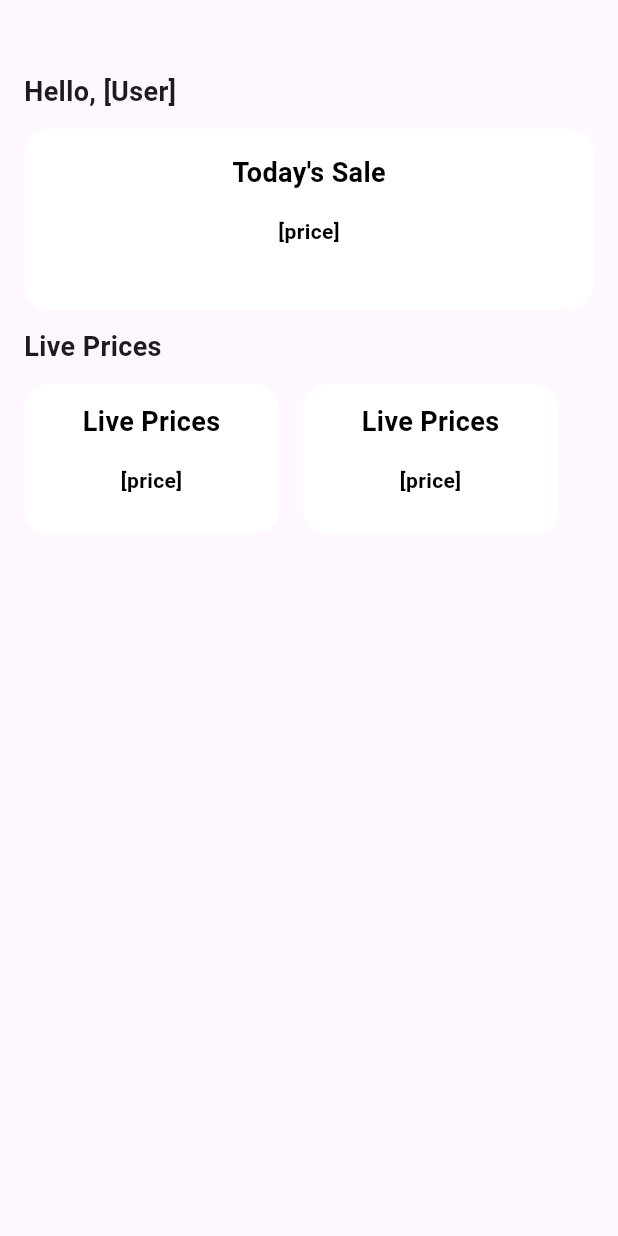
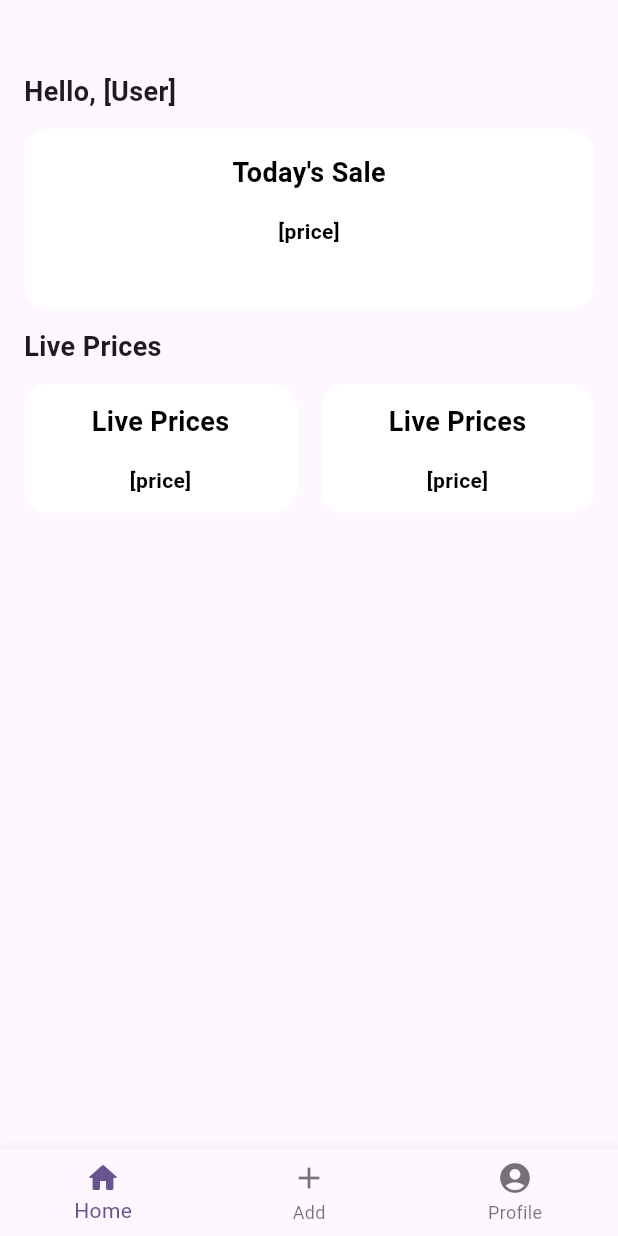
Before and after one commit to shafinmurani/aurate, a Flutter app: the screen it shows once a user with an empty profile is signed in, on a phone screen of 412 x 824 dp. Run offline on Flutter 3.47's test engine with Material 3 defaults, Android fonts, the phone set to English and light mode, and no system bars; our stand-ins replace firebase_auth, firebase_core, google_sign_in; accounts and stored records are empty; network calls fail.

Commit message:
Added bottom navigation bar, and fixed visual inconsistencies on the LivePrices() Widget

```diff
--- a/lib/modules/auth/data/services/auth_wrapper.dart
+++ b/lib/modules/auth/data/services/auth_wrapper.dart
@@ -21,7 +21,7 @@ class _AuthWrapperState extends State<AuthWrapper> {
             child: CircularProgressIndicator(),
           );
         } else if (snapshot.hasData) {
-          return const Homescreen();
+          return const NavigationWrapper();
         } else {
           return const AuthPage();
         }
--- a/lib/modules/home/home_exports.dart
+++ b/lib/modules/home/home_exports.dart
@@ -1,3 +1,4 @@
 export 'pages/homescreen.dart';
 export 'widgets/todays_sale.dart';
 export 'widgets/liveprices.dart';
+export 'services/navigation_wrapper.dart';
--- a/lib/modules/home/pages/homescreen.dart
+++ b/lib/modules/home/pages/homescreen.dart
@@ -11,8 +11,7 @@ class Homescreen extends StatefulWidget {
 class _HomescreenState extends State<Homescreen> {
   @override
   Widget build(BuildContext context) {
-    return Scaffold(
-      body: Padding(
+    return Padding(
       padding: const EdgeInsets.all(16.0),
       child: Column(
         crossAxisAlignment: CrossAxisAlignment.start,
@@ -48,7 +47,6 @@ class _HomescreenState extends State<Homescreen> {
           //TODO:graph here
         ],
       ),
-      ),
     );
   }
 }
--- /dev/null
+++ b/lib/modules/home/services/navigation_wrapper.dart
@@ -0,0 +1,36 @@
+import 'package:aurate/export.dart';
+import 'package:flutter/material.dart';
+
+class NavigationWrapper extends StatefulWidget {
+  const NavigationWrapper({super.key});
+
+  @override
+  State<NavigationWrapper> createState() => _NavigationWrapperState();
+}
+
+class _NavigationWrapperState extends State<NavigationWrapper> {
+  //TODO: Add screens here when updated
+  List<Widget> screens = [Homescreen(), Placeholder(), Placeholder()];
+  int widgetIndex = 0;
+  @override
+  Widget build(BuildContext context) {
+    return Scaffold(
+      bottomNavigationBar: BottomNavigationBar(
+        onTap: (index) {
+          setState(() {
+            widgetIndex = index;
+          });
+        },
+        currentIndex: widgetIndex,
+        items: [
+          BottomNavigationBarItem(
+              icon: Icon(Icons.home_rounded), label: "Home"),
+          BottomNavigationBarItem(icon: Icon(Icons.add), label: "Add"),
+          BottomNavigationBarItem(
+              icon: Icon(Icons.account_circle), label: "Profile"),
+        ],
+      ),
+      body: screens[widgetIndex],
+    );
+  }
+}
--- a/lib/modules/home/widgets/liveprices.dart
+++ b/lib/modules/home/widgets/liveprices.dart
@@ -10,9 +10,8 @@ class LivePrices extends StatefulWidget {
 class _LivePricesState extends State<LivePrices> {
   @override
   Widget build(BuildContext context) {
-    return Container(
-      width: 170.0,
-      height: 100.0,
+    return Expanded(
+      child: Container(
         decoration: BoxDecoration(
           color: Colors.white,
           borderRadius: BorderRadius.circular(16.0),
@@ -39,6 +38,7 @@ class _LivePricesState extends State<LivePrices> {
             ],
           ),
         ),
+      ),
     );
   }
 }
```
Lines whose indentation alone changed are shown as unchanged.
